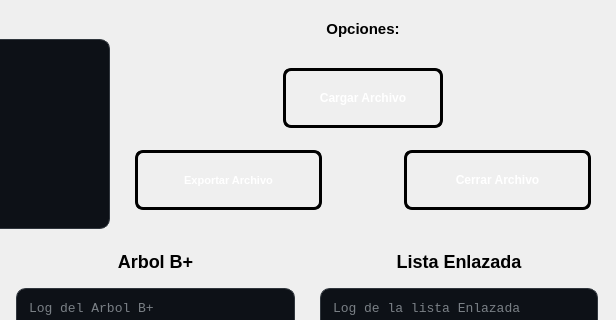
The window that ui/pantallaprincipal.ui (pablo-mald03/Proyecto-No1-EDD) describes before a commit, drawn with Qt 5; both pictures show x 609 to 1225 and y 0 to 320 of the 1225 by 810 pixel window.
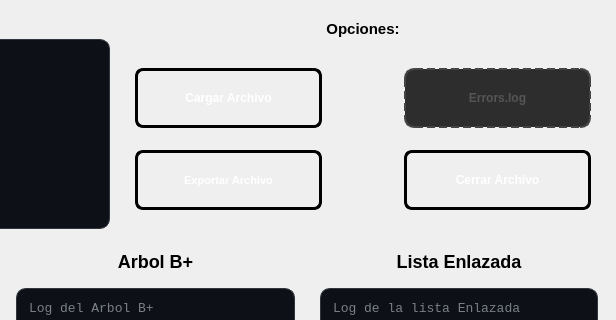
The same window after the commit.

Commit message: Se ha implementado el reconocimiento de errores y filtrado por insercion tras agregar al errors.log

```diff
--- a/ui/pantallaprincipal.ui
+++ b/ui/pantallaprincipal.ui
@@ -206,16 +206,6 @@
               </size>
              </property>
              <layout class="QHBoxLayout" name="horizontalLayout_3">
-              <item>
-               <widget class="QWidget" name="widget_11" native="true">
-                <property name="minimumSize">
-                 <size>
-                  <width>60</width>
-                  <height>0</height>
-                 </size>
-                </property>
-               </widget>
-              </item>
               <item>
                <widget class="QPushButton" name="btnCargar">
                 <property name="minimumSize">
@@ -265,9 +255,70 @@
                <widget class="QWidget" name="widget_12" native="true">
                 <property name="minimumSize">
                  <size>
-                  <width>60</width>
+                  <width>70</width>
                   <height>0</height>
                  </size>
+                </property>
+                <property name="maximumSize">
+                 <size>
+                  <width>70</width>
+                  <height>16777215</height>
+                 </size>
+                </property>
+               </widget>
+              </item>
+              <item>
+               <widget class="QPushButton" name="btnErrores">
+                <property name="enabled">
+                 <bool>false</bool>
+                </property>
+                <property name="minimumSize">
+                 <size>
+                  <width>0</width>
+                  <height>60</height>
+                 </size>
+                </property>
+                <property name="styleSheet">
+                 <string notr="true">QPushButton#btnErrores {
+    background-color: qlineargradient(spread:pad, x1:0, y1:0, x2:1, y2:1, 
+                        stop:0 rgb(136, 5, 29)
+                        stop:1 rgb(246, 211, 45));
+    
+    border: 3px solid black;
+    border-radius: 10px;
+    
+    color: white;
+    font-family: &quot;Arial Black&quot;, Gadget, sans-serif;
+    font-size: 12px;
+    font-weight: bold;
+    text-transform: uppercase;
+    
+    padding: 10px 25px;
+}
+
+QPushButton#btnErrores:hover {
+    background-color: qlineargradient(spread:pad, x1:0, y1:0, x2:1, y2:1, 
+                        stop:0 rgb(9, 147, 29), 
+                        stop:1 rgb(94, 92, 100));
+    border-color: #f1c40f;
+}
+
+
+QPushButton#btnErrores:pressed {
+    background-color: #2c3e50;
+    padding-top: 12px;
+    padding-left: 27px;
+}
+
+QPushButton#btnErrores:disabled {
+    background: #2d2d2d; 
+    color: #555555;
+    border: 2px dashed #444444; 
+    border-radius: 10px;
+}</string>
+                </property>
+                <property name="text">
+                 <string>Errors.log</string>
                 </property>
                </widget>
               </item>
```
Left out of the diff: 2 changed lines with no effect on the pictures. The commit also changes 16 other files.
